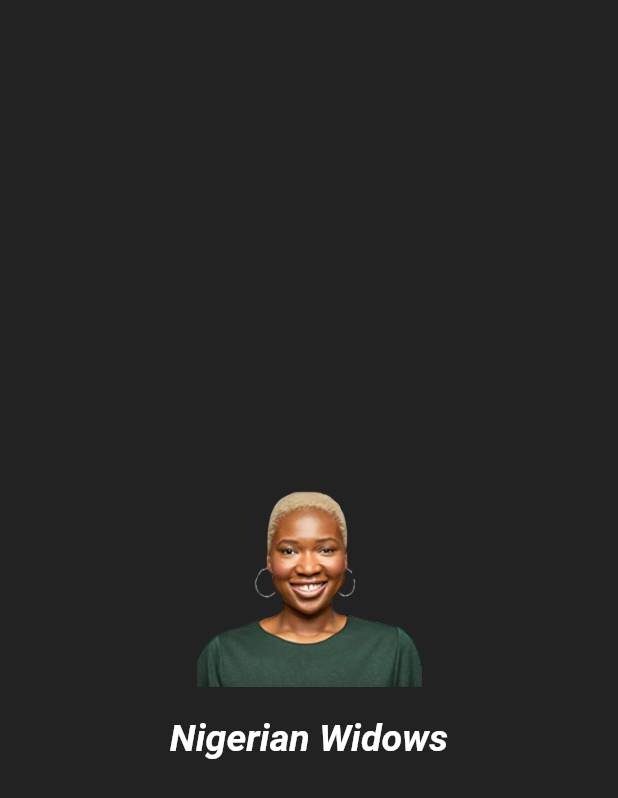
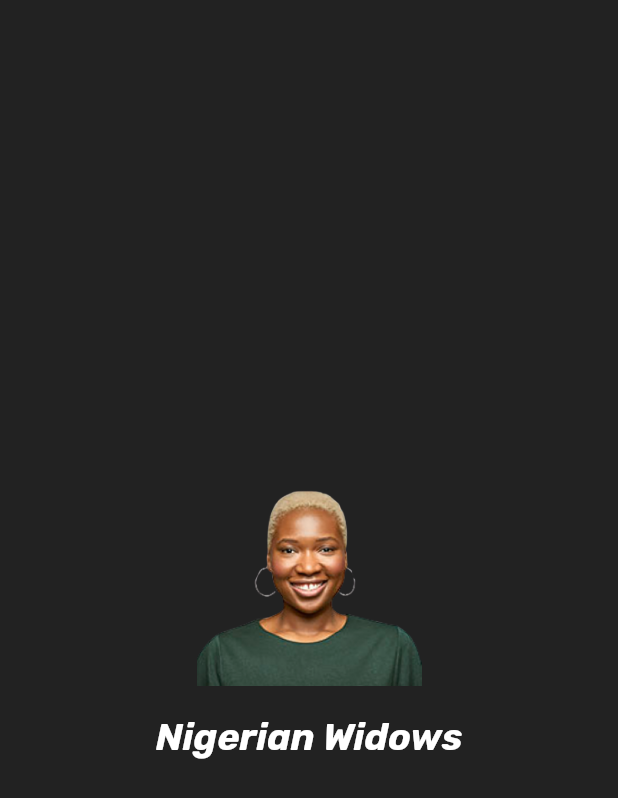
Before and after one commit to OnwukaDaniel/nigeria_widows, a Flutter app: the SplashScreen screen opened directly, on a phone screen of 412 x 824 dp. Shown: the top 798 px of the screen. Run offline on Flutter 3.47's test engine with Material 2 defaults, Android fonts, the phone set to English and light mode, and no system bars; our stand-ins replace fl_chart; missing offline and left inert: dart:ffi.

Commit message:
Added Splash screen and theme complete.

```diff
--- a/lib/theme/apptheme.dart
+++ b/lib/theme/apptheme.dart
@@ -1,6 +1,6 @@
 import 'package:flutter/material.dart';
 
-class AppTheme{
+class AppTheme {
   static final ThemeData lightTheme = ThemeData(
     appBarTheme: const AppBarTheme(
       color: Colors.transparent,
@@ -9,7 +9,8 @@ class AppTheme{
     dividerColor: Colors.grey,
     backgroundColor: const Color(0xfff8fcfa),
     cardColor: Colors.white,
-    cardTheme: const CardTheme(color: Colors.blueAccent),
+    fontFamily: 'Rubik',
+    cardTheme: const CardTheme(color: Colors.white60),
     primaryColor: const Color.fromARGB(255, 255, 255, 255),
     textTheme: const TextTheme(bodyText1: TextStyle(color: Colors.black)),
   );
@@ -20,6 +21,7 @@ class AppTheme{
       iconTheme: IconThemeData(color: Colors.white),
     ),
     dividerColor: Colors.white,
+    fontFamily: 'Rubik',
     backgroundColor: Colors.black87,
     cardColor: const Color(0xff444343),
     cardTheme: const CardTheme(color: Color(0xff444343)),
```
Also changed, not shown: lib/screens/home.dart (+16 -3 lines).
